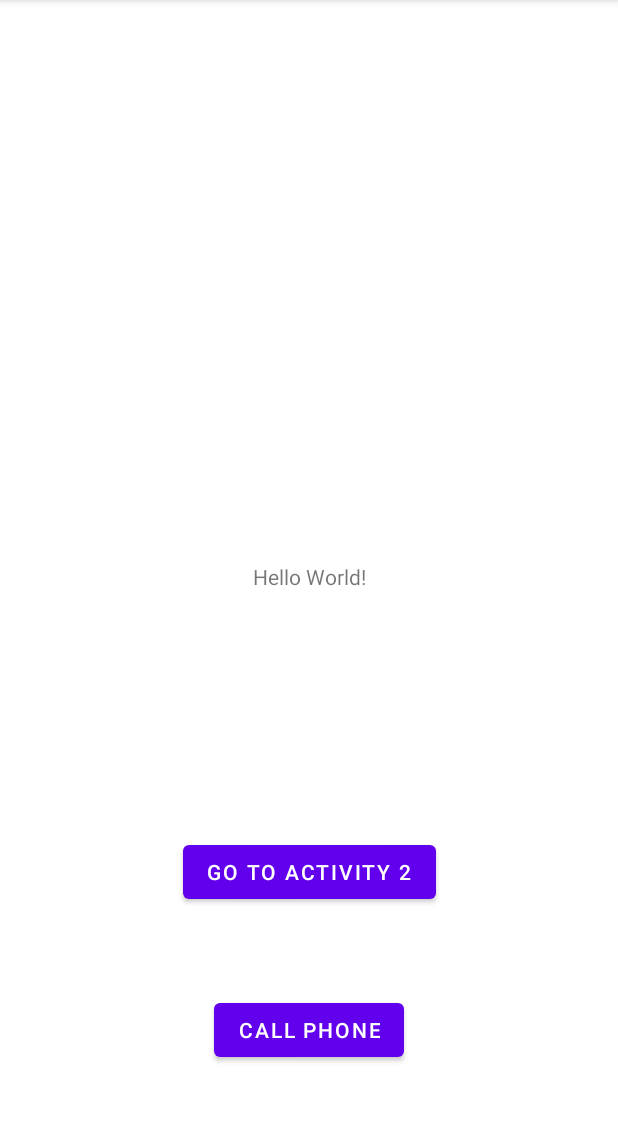
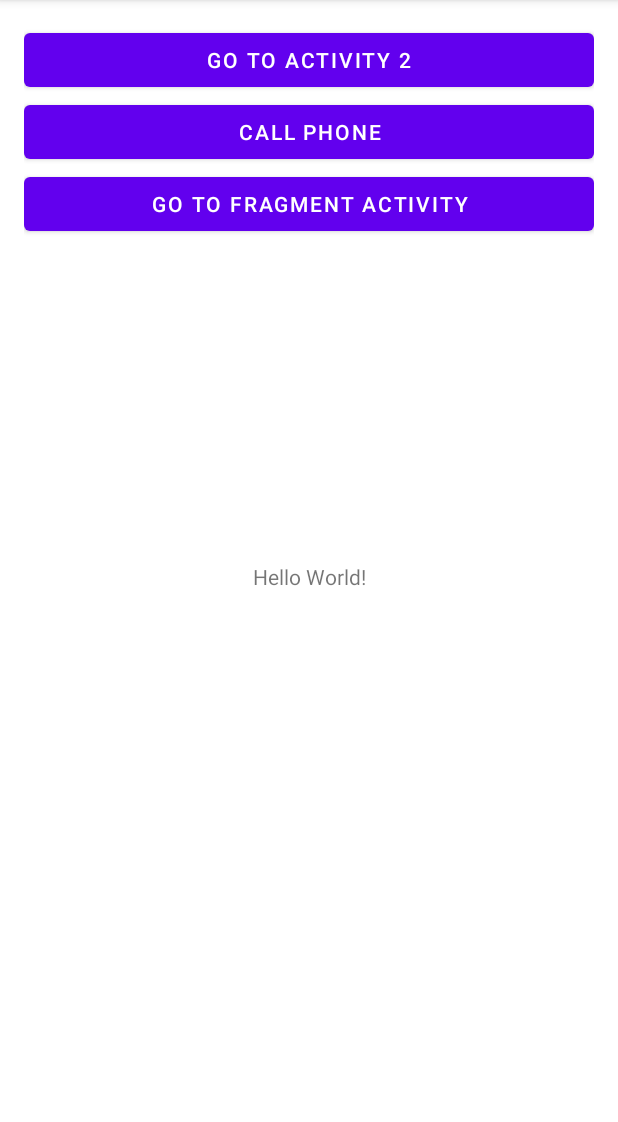
Before and after one commit to andromeda951/belajar-android, an Android app: the screen it shows after launch (MainActivity), on a phone screen of 412 x 824 dp, the part 84-1206 px from its top. Run offline under Robolectric (Android 15) with nearby library versions, the phone set to English and light mode, and no system bars.

Commit message:
Create and display fragments

```diff
--- a/app/build.gradle
+++ b/app/build.gradle
@@ -31,6 +31,9 @@ android {
     kotlinOptions {
         jvmTarget = '1.8'
     }
+    buildFeatures {
+        viewBinding = true
+    }
 }
 
 dependencies {
--- a/app/src/main/java/com/andromeda/belajarandroid/MainActivity.kt
+++ b/app/src/main/java/com/andromeda/belajarandroid/MainActivity.kt
@@ -14,6 +14,7 @@ class MainActivity : AppCompatActivity() {
     private lateinit var text1: TextView
     private lateinit var btn1: Button
     private lateinit var btnPhone: Button
+    private lateinit var btnFragment: Button
 
     override fun onCreate(savedInstanceState: Bundle?) {
         super.onCreate(savedInstanceState)
@@ -22,6 +23,7 @@ class MainActivity : AppCompatActivity() {
         text1 = findViewById(R.id.text1)
         btn1 = findViewById(R.id.btn1)
         btnPhone = findViewById(R.id.btn_phone)
+        btnFragment = findViewById(R.id.btn_fragment)
 
         // EXPLICIT INTENT
         btn1.setOnClickListener {
@@ -40,6 +42,11 @@ class MainActivity : AppCompatActivity() {
             val intentPhone = Intent(Intent.ACTION_DIAL, Uri.parse("tel:$number")) // don't forget tel:
             startActivity(intentPhone)
         }
+
+        btnFragment.setOnClickListener {
+            val intentDestination = Intent(this@MainActivity, FragmentActivity::class.java)
+            startActivity(intentDestination)
+        }
     }
 
     private val resultLauncher = registerForActivityResult(ActivityResultContracts.StartActivityForResult()) {
--- a/app/src/main/res/layout/activity_main.xml
+++ b/app/src/main/res/layout/activity_main.xml
@@ -5,6 +5,35 @@
     android:layout_width="match_parent"
     android:layout_height="match_parent"
     tools:context=".MainActivity">
+
+    <LinearLayout
+        android:layout_width="match_parent"
+        android:layout_height="wrap_content"
+        android:orientation="vertical"
+        android:padding="16dp"
+        app:layout_constraintStart_toStartOf="parent"
+        app:layout_constraintTop_toTopOf="parent">
+
+        <Button
+            android:id="@+id/btn1"
+            android:layout_width="match_parent"
+            android:layout_height="wrap_content"
+            android:text="@string/button1" />
+
+        <Button
+            android:id="@+id/btn_phone"
+            android:layout_width="match_parent"
+            android:layout_height="wrap_content"
+            android:text="@string/call_phone" />
+
+        <Button
+            android:id="@+id/btn_fragment"
+            android:layout_width="match_parent"
+            android:layout_height="wrap_content"
+            android:text="@string/go_to_fragment_activity" />
+
+
+    </LinearLayout>
 
     <TextView
         android:id="@+id/text1"
@@ -15,25 +44,4 @@
         app:layout_constraintEnd_toEndOf="parent"
         app:layout_constraintStart_toStartOf="parent"
         app:layout_constraintTop_toTopOf="parent" />
-
-    <Button
-        android:id="@+id/btn1"
-        android:layout_width="wrap_content"
-        android:layout_height="wrap_content"
-        android:text="@string/button1"
-        app:layout_constraintBottom_toBottomOf="parent"
-        app:layout_constraintEnd_toEndOf="parent"
-        app:layout_constraintStart_toStartOf="parent"
-        app:layout_constraintTop_toBottomOf="@id/text1" />
-
-    <Button
-        android:id="@+id/btn_phone"
-        android:layout_width="wrap_content"
-        android:layout_height="wrap_content"
-        android:text="@string/call_phone"
-        app:layout_constraintBottom_toBottomOf="parent"
-        app:layout_constraintEnd_toEndOf="parent"
-        app:layout_constraintStart_toStartOf="parent"
-        app:layout_constraintTop_toBottomOf="@id/btn1" />
-
 </androidx.constraintlayout.widget.ConstraintLayout>
--- a/app/src/main/res/values/strings.xml
+++ b/app/src/main/res/values/strings.xml
@@ -5,4 +5,8 @@
     <string name="this_is_activity_2">This is activity 2</string>
     <string name="insert_your_name">Insert your name!</string>
     <string name="submit">submit</string>
+    <!-- TODO: Remove or change this placeholder text -->
+    <string name="hello_blank_fragment1">Hello blank fragment one (1)</string>
+    <string name="hello_blank_fragment2">Hello blank fragment two (2)</string>
+    <string name="go_to_fragment_activity">Go to Fragment Activity</string>
 </resources>
```
Also changed, not shown: app/src/main/AndroidManifest.xml (+7 -0 lines), app/src/main/java/com/andromeda/belajarandroid/Blank1Fragment.kt (added, +18 -0 lines), app/src/main/java/com/andromeda/belajarandroid/Blank2Fragment.kt (added, +18 -0 lines), app/src/main/java/com/andromeda/belajarandroid/FragmentActivity.kt (added, +28 -0 lines), app/src/main/res/layout/activity_fragment.xml (added, +10 -0 lines), app/src/main/res/layout/fragment_blank1.xml (added, +14 -0 lines), app/src/main/res/layout/fragment_blank2.xml (added, +14 -0 lines).
